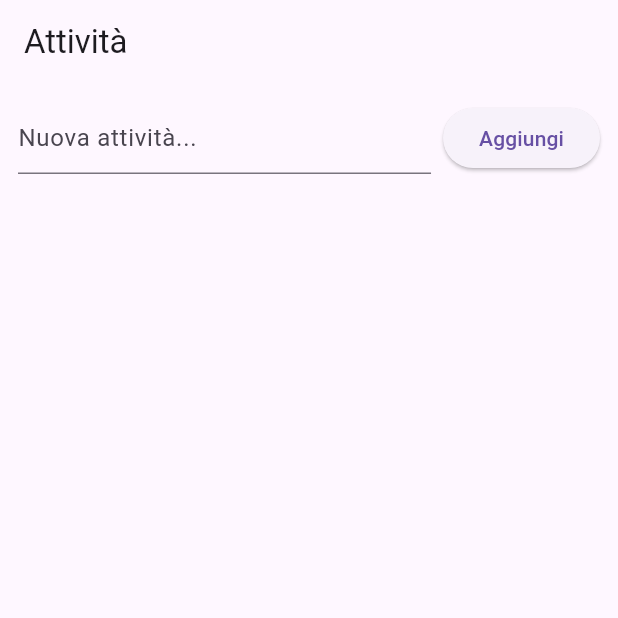
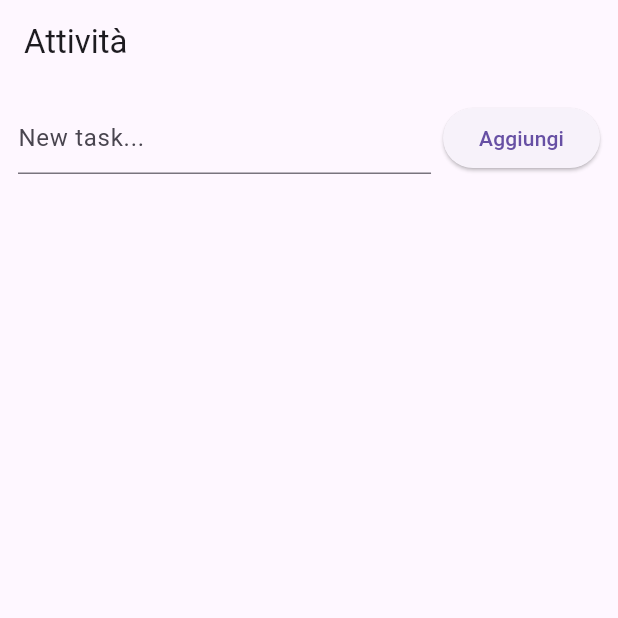
Before and after one commit to jason-fells-research/flutter_poc_min, a Flutter app: the screen it shows after launch, on a phone screen of 412 x 824 dp, the top half of it. Run offline on Flutter 3.47's test engine with Material 3 defaults, Android fonts, the phone set to English and light mode, and no system bars; our stand-ins replace flutter_secure_storage; network calls fail.

Commit message:
ui: change placeholder to 'New task'

```diff
--- a/lib/tasks_page.dart
+++ b/lib/tasks_page.dart
@@ -98,7 +98,7 @@ class _TasksPageState extends State<TasksPage> {
           child: Row(children: [
             Expanded(child: TextField(
               controller: _newCtl,
-              decoration: const InputDecoration(hintText: 'Nuova attività...'))),
+              decoration: const InputDecoration(hintText: 'New task...'))),
             const SizedBox(width: 8),
             ElevatedButton(onPressed: _create, child: const Text('Aggiungi')),
           ]),
```
